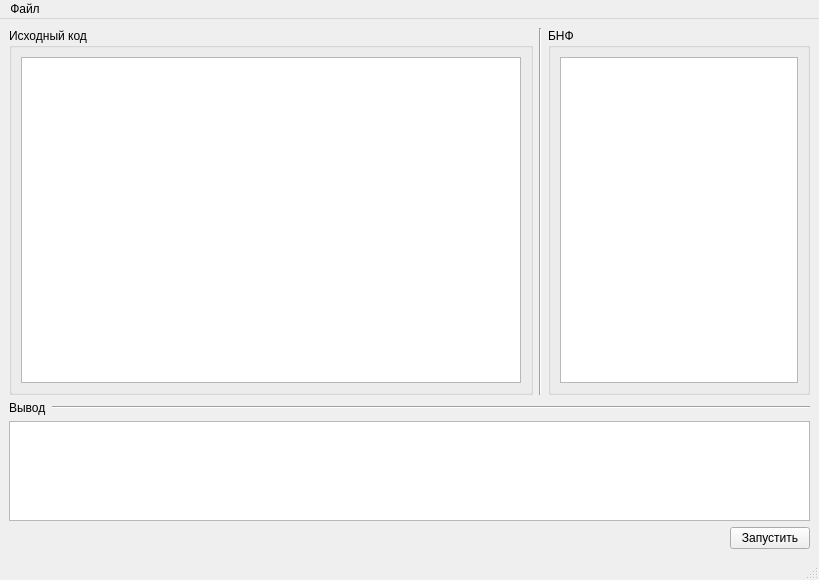
This is mainwindow.ui in shmitkokirill/TranslatorGUI as Qt 5 draws it before an edit. The edited form follows.
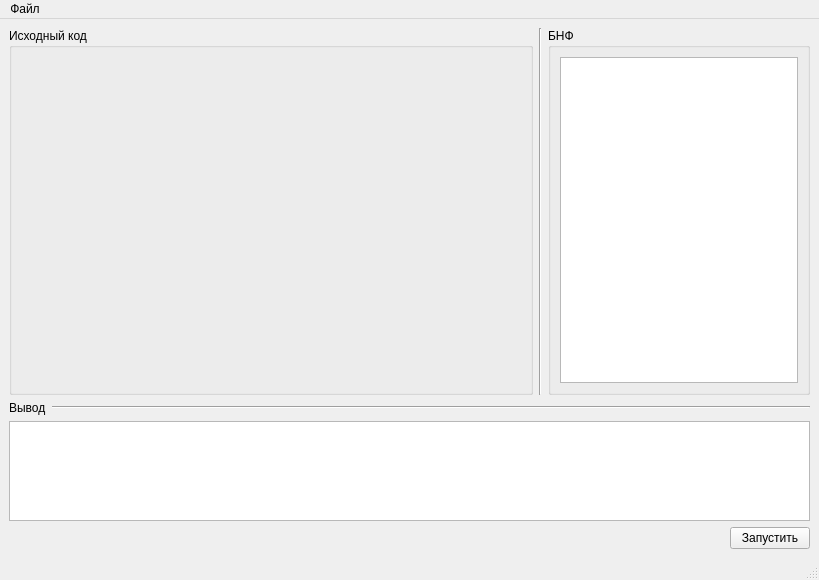
This is the edited form.

Patch:
```diff
--- a/mainwindow.ui
+++ b/mainwindow.ui
@@ -28,11 +28,7 @@
         <property name="title">
          <string>Исходный код</string>
         </property>
-        <layout class="QVBoxLayout" name="verticalLayout">
-         <item>
-          <widget class="QPlainTextEdit" name="sourceCodeTxtEdit"/>
-         </item>
-        </layout>
+        <layout class="QVBoxLayout" name="verticalLayout"/>
        </widget>
       </item>
       <item>
```
Left out of the diff: 2 changed lines with no effect on the pictures.
